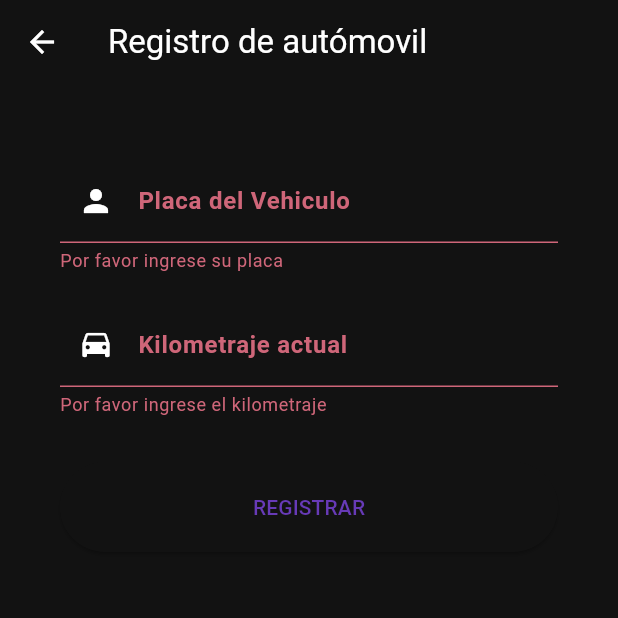
After one commit to tellxmaster/servicar, a Flutter app: the RegisterCar screen opened directly, after a tap on "REGISTRAR", on a phone screen of 412 x 824 dp, the top half of it. The commit adds this screen. Run offline on Flutter 3.47's test engine with Material 3 defaults, Android fonts, the phone set to English and light mode, and no system bars; our stand-ins replace cloud_firestore, firebase_auth, firebase_core; accounts and stored records are empty.

Commit message:
Registro de los datos de los autómoviles

```diff
--- a/lib/main.dart
+++ b/lib/main.dart
@@ -19,6 +19,7 @@ class MyApp extends StatelessWidget {
   Widget build(BuildContext context) {
     return MaterialApp(
       title: 'ServiCar',
+      debugShowCheckedModeBanner: false,
       theme: ThemeData(
         brightness: Brightness.dark,
         colorScheme: const ColorScheme.dark(
--- /dev/null
+++ b/lib/src/models/automovil.dart
@@ -0,0 +1,33 @@
+import 'dart:convert';
+
+Automovil automovilFromJson(String str) => Automovil.fromJson(json.decode(str));
+
+String automovilToJson(Automovil data) => json.encode(data.toJson());
+
+class Automovil {
+  String autoId;
+  String uid;
+  String placa;
+  int kilometrajeActual;
+
+  Automovil({
+    required this.autoId,
+    required this.uid,
+    required this.placa,
+    required this.kilometrajeActual,
+  });
+
+  factory Automovil.fromJson(Map<String, dynamic> json) => Automovil(
+        autoId: json["autoId"],
+        uid: json["uid"],
+        placa: json["placa"],
+        kilometrajeActual: json["kilometrajeActual"],
+      );
+
+  Map<String, dynamic> toJson() => {
+        "autoId": autoId,
+        "uid": uid,
+        "placa": placa,
+        "kilometrajeActual": kilometrajeActual,
+      };
+}
--- /dev/null
+++ b/lib/src/widgets/register_car.dart
@@ -0,0 +1,115 @@
+import 'package:flutter/material.dart';
+import 'package:servicar_movil/src/controllers/automovil_controller.dart';
+import 'package:servicar_movil/src/widgets/dashboard_screen.dart';
+
+class RegisterCar extends StatefulWidget {
+  static const String routeName = '/register_car';
+  const RegisterCar({super.key});
+
+  @override
+  State<RegisterCar> createState() => _RegisterCarState();
+}
+
+class _RegisterCarState extends State<RegisterCar> {
+  final GlobalKey<FormState> _formKey = GlobalKey<FormState>();
+  final AutomovilController _automovilController = AutomovilController();
+  late String _placa;
+  late int  _kilometraje;
+  Future<void> _registrar() async {
+    if (_formKey.currentState!.validate()) {
+      _formKey.currentState!.save();
+      try {
+        await _automovilController.agregarAutomovil(
+             _placa,_kilometraje);
+        // ignore: use_build_context_synchronously
+        ScaffoldMessenger.of(context).showSnackBar(
+          const SnackBar(
+            content: Text('Usuario creado correctamente'),
+            backgroundColor: Color(0xFF28A745),
+          ),
+        );
+
+      } catch (e) {
+        ScaffoldMessenger.of(context).showSnackBar(const SnackBar(
+          content: DefaultTextStyle(
+            style: TextStyle(color: Colors.white), // Define tu color aquí
+            child: Text('Ocurrió un error'),
+          ),
+          backgroundColor: Color(0xFFdc3545),
+        ));
+        print(e);
+      }
+    }
+  }
+  @override
+  Widget build(BuildContext context) {
+    return Scaffold(
+        appBar: AppBar(
+          //backgroundColor: Colors.blue,
+          leading: IconButton(
+            icon: const Icon(Icons.arrow_back),
+            onPressed: () => Navigator.of(context).pop(),
+          ),
+          title: const Text('Registro de autómovil'),
+        ),
+        body: Container(
+          margin: const EdgeInsets.symmetric(horizontal: 40.0),
+          child: SingleChildScrollView(
+            child: Column(
+              mainAxisAlignment: MainAxisAlignment.center,
+              children: <Widget>[
+                const SizedBox(height: 50),
+                Form(
+                  key: _formKey,
+                  child: Column(
+                    children: <Widget>[
+                      _crearPlaca(),
+                      const SizedBox(height: 20),
+                      _crearKilometrajeActual(),
+                      const SizedBox(height: 30),
+                      SizedBox(
+                        width: double.infinity,
+                        child: ElevatedButton(
+                          style: ElevatedButton.styleFrom(
+                            padding: const EdgeInsets.symmetric(
+                                vertical: 20.0, horizontal: 20.0),
+                          ),
+                          onPressed: _registrar,
+                          child: const Text('REGISTRAR'),
+                        ),
+                      ),
+                    ],
+                  ),
+                ),
+              ],
+            ),
+          ),
+        )
+      );
+  }
+  Widget _crearPlaca() {
+    return TextFormField(
+      decoration: const InputDecoration(
+        labelStyle: TextStyle(fontWeight: FontWeight.bold),
+        labelText: ('Placa del Vehiculo'),
+        prefixIcon: Icon(Icons.person),
+      ),
+      onSaved: (value) => _placa = value!,
+      validator: (value) =>
+          value!.isEmpty ? 'Por favor ingrese su placa' : null,
+    );
+  }
+  Widget _crearKilometrajeActual() {
+    return TextFormField(
+      decoration: const InputDecoration(
+        labelStyle: TextStyle(fontWeight: FontWeight.bold),
+        labelText: ('Kilometraje actual'),
+        prefixIcon: Icon(Icons.drive_eta),
+      ),
+      keyboardType: TextInputType.number,
+      onSaved: (value) => _kilometraje = int.parse(value!),
+      validator: (value) =>
+          value!.isEmpty ? 'Por favor ingrese el kilometraje' : null,
+    );
+  }
+}
--- a/lib/src/widgets/register_form.dart
+++ b/lib/src/widgets/register_form.dart
@@ -1,6 +1,7 @@
 import 'package:flutter/material.dart';
 import 'package:servicar_movil/src/controllers/usuario_controller.dart';
 import 'package:servicar_movil/src/widgets/dashboard_screen.dart';
+import 'package:servicar_movil/src/widgets/register_car.dart';
 //import 'package:servicarmovil_app/views/dashboard_page.dart';
 
 class RegisterForm extends StatefulWidget {
@@ -35,7 +36,7 @@ class RegisterFormState extends State<RegisterForm> {
         // Reemplaza la pantalla actual con DashboardPage
         Navigator.of(context).pop();
         Navigator.of(context).pushReplacement(
-            MaterialPageRoute(builder: (_) => const DashboardScreen()));
+            MaterialPageRoute(builder: (_) => const RegisterCar()));
       } catch (e) {
         ScaffoldMessenger.of(context).showSnackBar(const SnackBar(
           content: DefaultTextStyle(
```
Also changed, not shown: lib/src/controllers/automovil_controller.dart (added, +116 -0 lines), lib/src/widgets/dashboard_screen.dart (+94 -2 lines).
